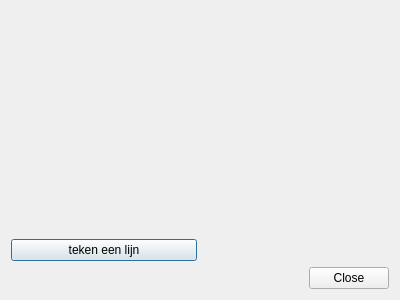
Old version of the form ui_geopunt4QgisElevation.ui in the repository warrieka/geopunt4Qgis.
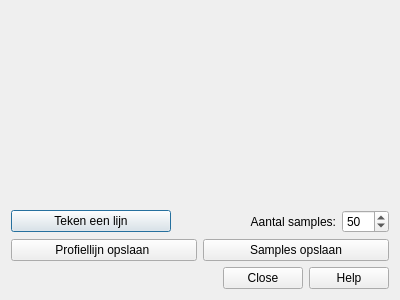
New version of the form. Icons and pictures are not drawn.

Commit message: added saving function to elevation

Patch:
```diff
--- a/ui_geopunt4QgisElevation.ui
+++ b/ui_geopunt4QgisElevation.ui
@@ -10,6 +10,12 @@
     <height>300</height>
    </rect>
   </property>
+  <property name="minimumSize">
+   <size>
+    <width>300</width>
+    <height>200</height>
+   </size>
+  </property>
   <property name="windowTitle">
    <string>testPrf</string>
   </property>
@@ -34,10 +40,67 @@
      <item>
       <widget class="QPushButton" name="drawBtn">
        <property name="text">
-        <string>teken een lijn</string>
+        <string>Teken een lijn</string>
        </property>
       </widget>
      </item>
+     <item>
+      <widget class="QLabel" name="nrOfsampleLbl">
+       <property name="text">
+        <string>Aantal samples:</string>
+       </property>
+       <property name="alignment">
+        <set>Qt::AlignRight|Qt::AlignTrailing|Qt::AlignVCenter</set>
+       </property>
+      </widget>
+     </item>
+     <item>
+      <widget class="QSpinBox" name="nrOfSampleSpin">
+       <property name="sizePolicy">
+        <sizepolicy hsizetype="Fixed" vsizetype="Fixed">
+         <horstretch>0</horstretch>
+         <verstretch>0</verstretch>
+        </sizepolicy>
+       </property>
+       <property name="suffix">
+        <string/>
+       </property>
+       <property name="minimum">
+        <number>10</number>
+       </property>
+       <property name="maximum">
+        <number>500</number>
+       </property>
+       <property name="singleStep">
+        <number>10</number>
+       </property>
+       <property name="value">
+        <number>50</number>
+       </property>
+      </widget>
+     </item>
+    </layout>
+   </item>
+   <item>
+    <layout class="QHBoxLayout" name="horizontalLayout_2">
+     <item>
+      <widget class="QPushButton" name="saveLineBtn">
+       <property name="text">
+        <string>Profiellijn opslaan </string>
+       </property>
+      </widget>
+     </item>
+     <item>
+      <widget class="QPushButton" name="savePntBtn">
+       <property name="text">
+        <string>Samples opslaan</string>
+       </property>
+      </widget>
+     </item>
+    </layout>
+   </item>
+   <item>
+    <layout class="QHBoxLayout" name="horizontalLayout_3">
      <item>
       <widget class="QLabel" name="mgsLbl">
        <property name="text">
@@ -45,18 +108,37 @@
        </property>
       </widget>
      </item>
+     <item>
+      <spacer name="horizontalSpacer">
+       <property name="orientation">
+        <enum>Qt::Horizontal</enum>
+       </property>
+       <property name="sizeHint" stdset="0">
+        <size>
+         <width>389</width>
+         <height>20</height>
+        </size>
+       </property>
+      </spacer>
+     </item>
+     <item>
+      <widget class="QDialogButtonBox" name="buttonBox">
+       <property name="sizePolicy">
+        <sizepolicy hsizetype="Fixed" vsizetype="Fixed">
+         <horstretch>0</horstretch>
+         <verstretch>0</verstretch>
+        </sizepolicy>
+       </property>
+       <property name="orientation">
+        <enum>Qt::Horizontal</enum>
+       </property>
+       <property name="standardButtons">
+        <set>QDialogButtonBox::Close|QDialogButtonBox::Help</set>
+       </property>
+      </widget>
+     </item>
     </layout>
    </item>
-   <item>
-    <widget class="QDialogButtonBox" name="buttonBox">
-     <property name="orientation">
-      <enum>Qt::Horizontal</enum>
-     </property>
-     <property name="standardButtons">
-      <set>QDialogButtonBox::Close</set>
-     </property>
-    </widget>
-   </item>
   </layout>
  </widget>
  <resources>
```
The commit also changes 12 other files.
